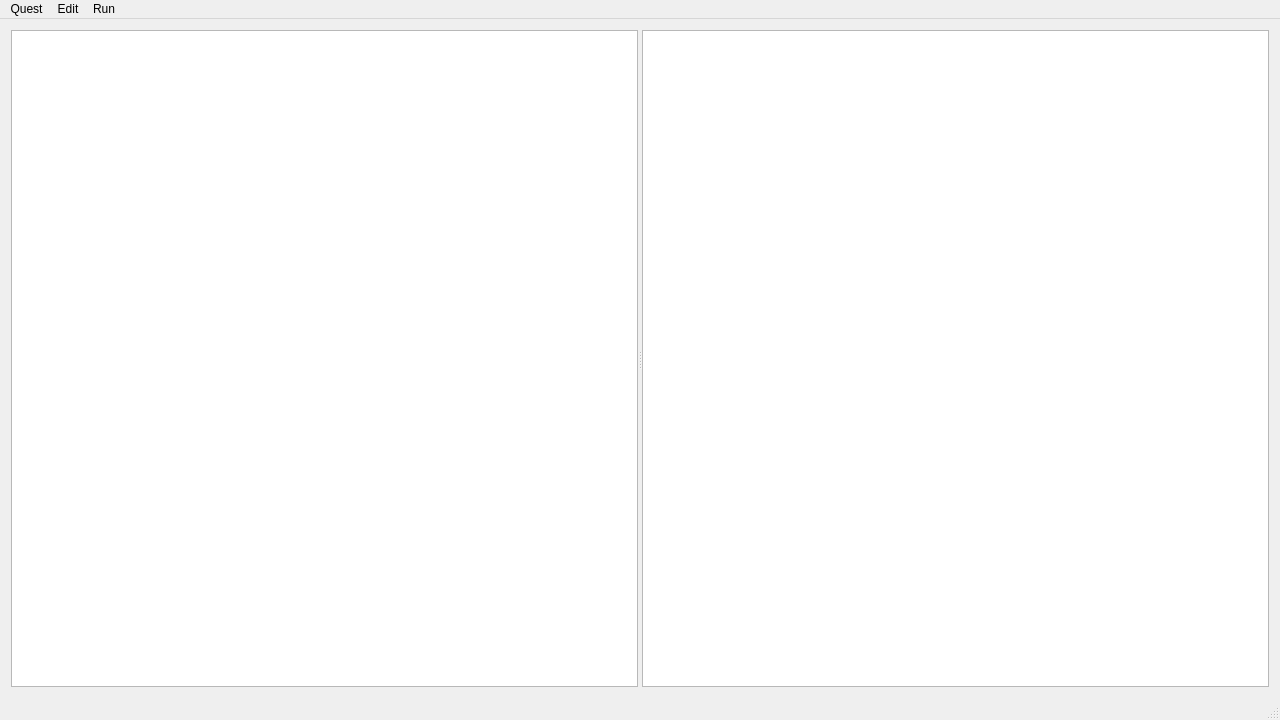
The window that src/gui/main_window.ui (solarus-games/solarus-quest-editor) describes before a commit, drawn with Qt 5.
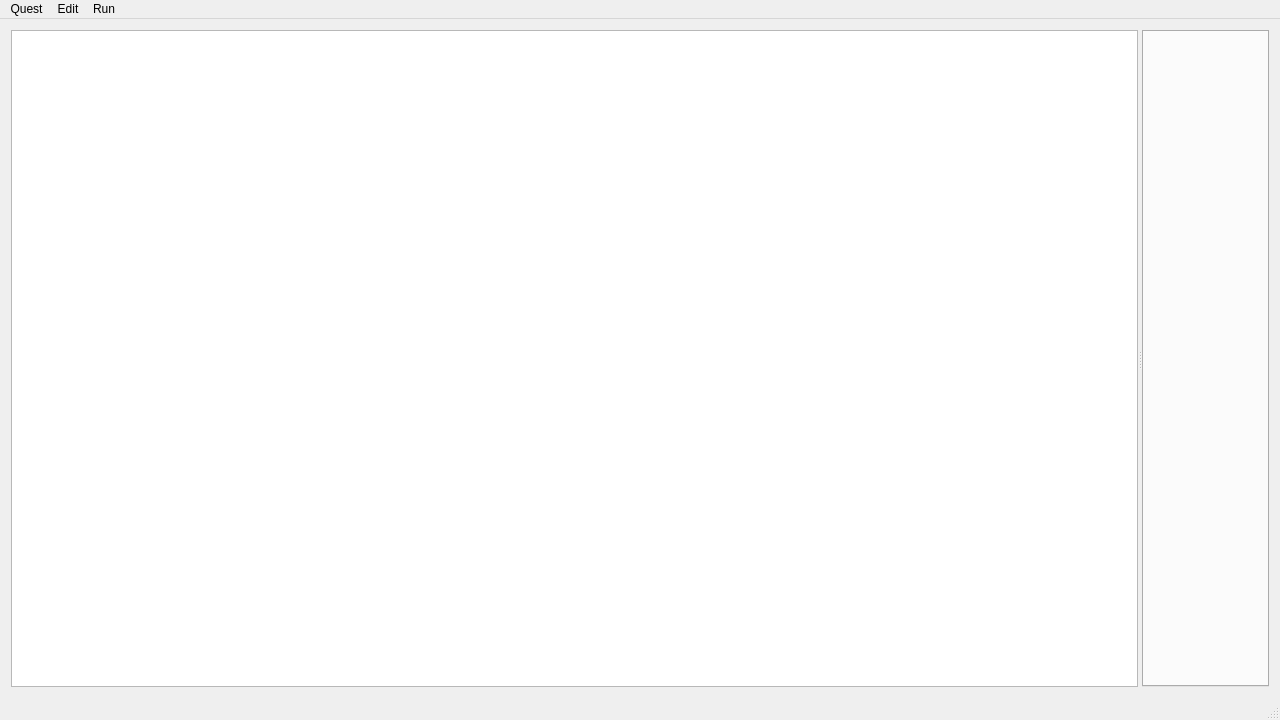
The same window after the commit. Custom widgets are drawn as their Qt base class.

Commit message: Set the initial position of the main splitter.

Patch:
```diff
--- a/src/gui/main_window.ui
+++ b/src/gui/main_window.ui
@@ -34,7 +34,7 @@
         </sizepolicy>
        </property>
       </widget>
-      <widget class="QTreeView" name="tmpTreeView"/>
+      <widget class="QTabWidget" name="tabWidget"/>
      </widget>
     </item>
    </layout>
```
The commit also changes 1 other file.
